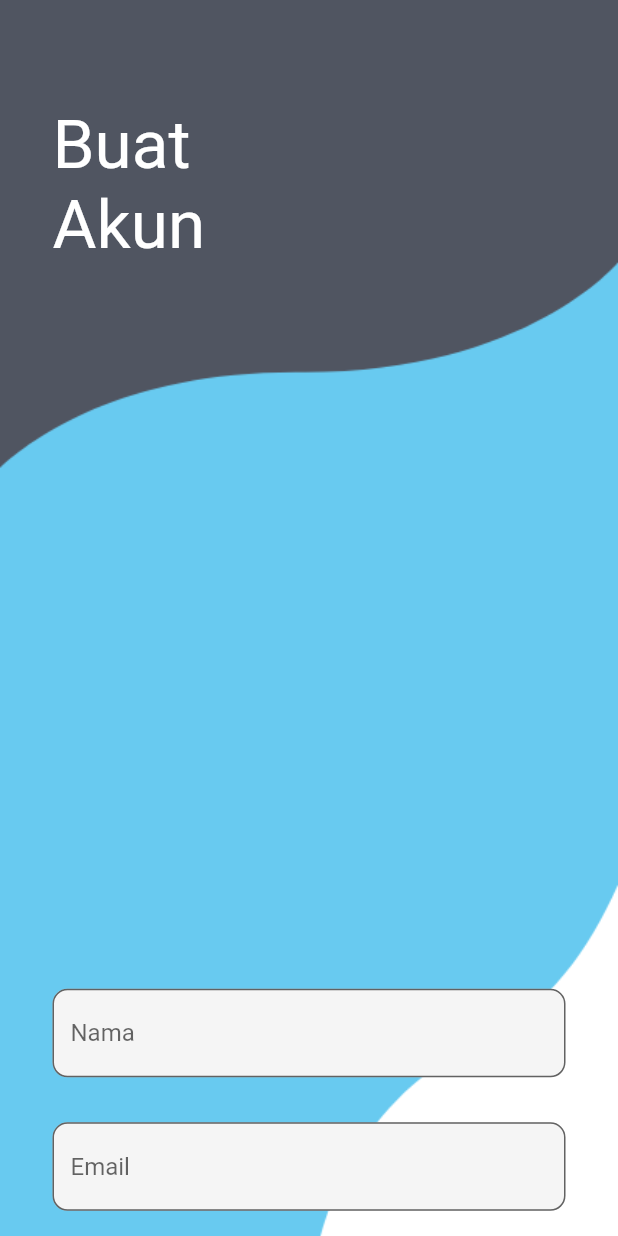
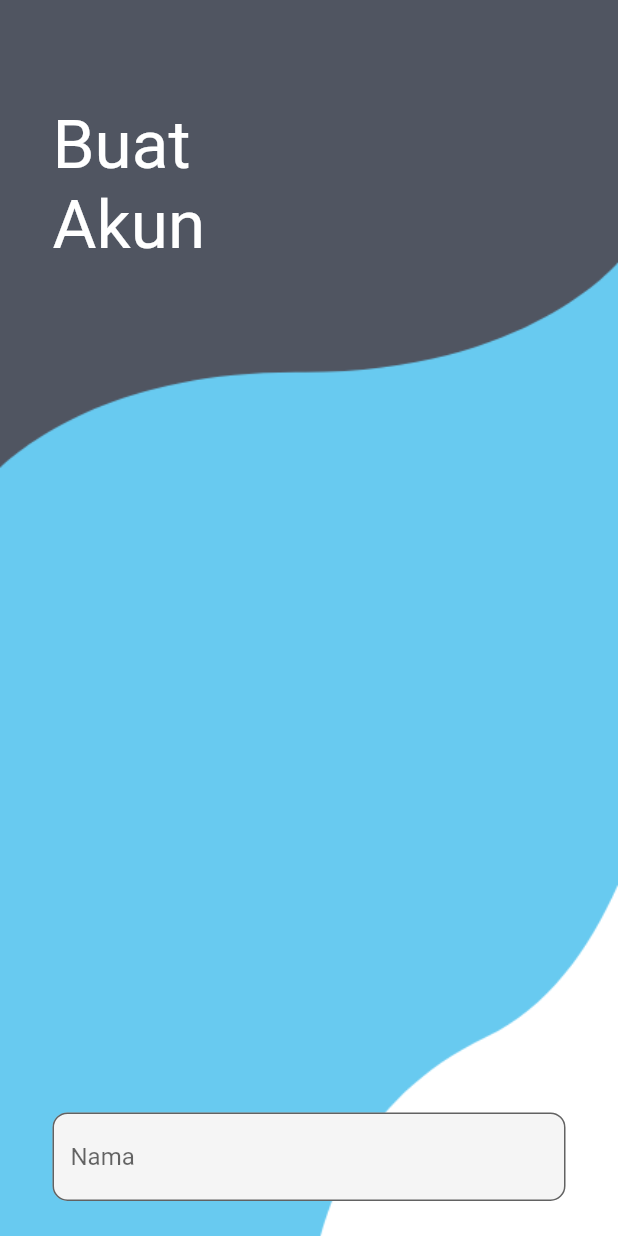
Before and after one commit to Politeknik-Banyuwangi/project-uas-project-uas-kel2-muhammad-royyan-aziz, a Flutter app: the MyRegister screen opened by its route, on a phone screen of 412 x 824 dp. Run offline on Flutter 3.47's test engine with Material 2 defaults, Android fonts, the phone set to English and light mode, and no system bars.

```diff
--- a/lib/register.dart
+++ b/lib/register.dart
@@ -25,7 +25,7 @@ class _MyRegisterState extends State<MyRegister> {
           ),
           SingleChildScrollView(
             child: Container(
-              padding: EdgeInsets.only(top: MediaQuery.of(context).size.height * 0.8, right: 35, left: 35),
+              padding: EdgeInsets.only(top: MediaQuery.of(context).size.height * 0.9, right: 35, left: 35),
               child: Column(
                 children: [
                   TextField(
```
Also changed, not shown: 1 other file.
